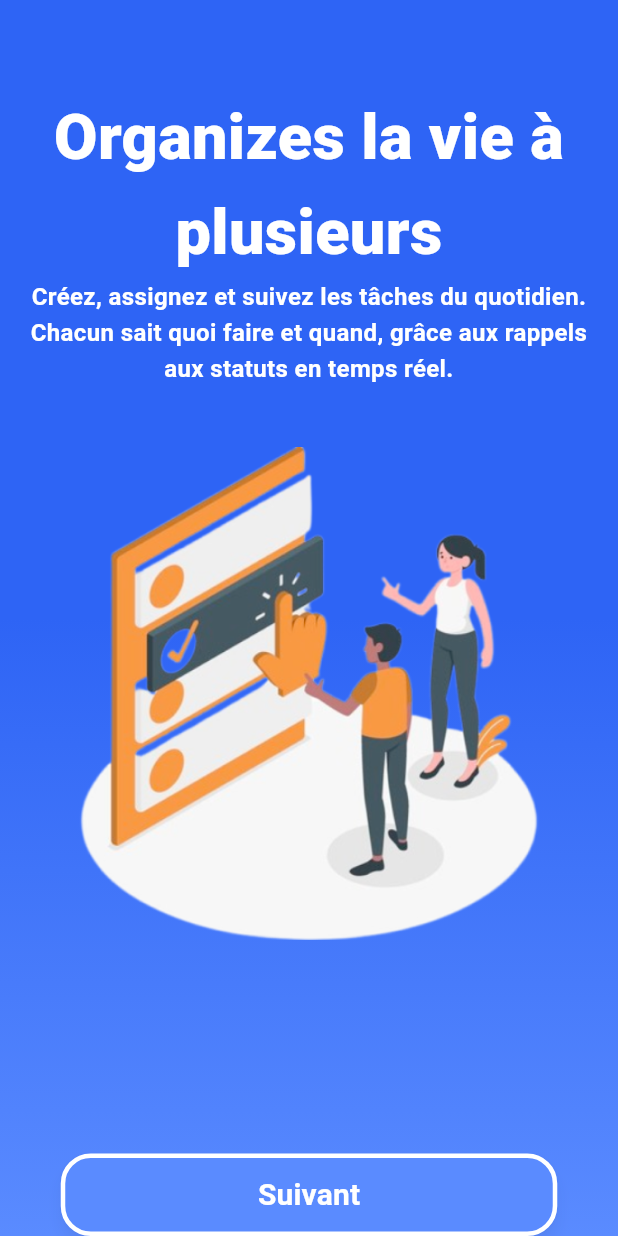
After one commit to CoHabitProject/co_habit_frontend, a Flutter app: the screen it shows after launch, after a tap on "Commencer !", on a phone screen of 412 x 824 dp. The commit adds this screen. Run offline on Flutter 3.47's test engine with Material 3 defaults, Android fonts, the phone set to English and light mode, and no system bars; our stand-ins replace lottie; missing offline and left inert: flutter_appauth; network calls fail; Roboto replaces fonts that are missing (Manrope).

Commit message:
ajout pageview pour le oboarding et des écrans

```diff
--- a/lib/main.dart
+++ b/lib/main.dart
@@ -1,5 +1,5 @@
 import 'dart:convert';
-
+import 'package:co_habit_frontend/presentation/screens/onboarding/onboarding_view.dart';
 import 'package:flutter/material.dart';
 import 'package:flutter_appauth/flutter_appauth.dart';
 import 'package:http/http.dart' as http;
@@ -14,11 +14,12 @@ const FlutterAppAuth appAuth = FlutterAppAuth();
 const String clientId = 'co-habit-confidential';
 const String clientSecret = 'secret'; // Ajout du client secret
 const String redirectUrl = 'cohabit://oauth2redirect';
-const String issuer = 'http://10.0.2.2:8088/realms/co-habit'; // http://localhost:8088/realms/co-habit
+const String issuer =
+    'http://10.0.2.2:8088/realms/co-habit'; // http://localhost:8088/realms/co-habit
 const List<String> scopes = ['openid', 'profile', 'email'];
 // à la place de 10.0.2.2:
-const String apiBaseUrl = "http://10.0.2.2:8080"; // pour accéder à l'hôte depuis l'émulateur Android
-
+const String apiBaseUrl =
+    "http://10.0.2.2:8080"; // pour accéder à l'hôte depuis l'émulateur Android
 
 String? _accessToken;
 
@@ -27,8 +28,10 @@ class MyApp extends StatelessWidget {
   @override
   Widget build(BuildContext context) {
     return const MaterialApp(
+      debugShowCheckedModeBanner: false,
       title: 'Flutter Keycloak Demo',
-      home: LoginPage(),
+      // home: const LoginPage(),
+      home: OnboardingView(),
     );
   }
 }
@@ -38,6 +41,7 @@ class LoginPage extends StatefulWidget {
   @override
   State<LoginPage> createState() => _LoginPageState();
 }
+
 class _LoginPageState extends State<LoginPage> {
   String? _username;
   String? _error;
@@ -65,15 +69,13 @@ class _LoginPageState extends State<LoginPage> {
 
         // Vérifier si le token contient 'profile'
         if (_accessToken!.contains('profile')) {
-        } else {
-        }
+        } else {}
 
         _fetchHello();
       } else {
         setState(() => _error = 'Pas de token reçu');
       }
     } catch (e) {
-
       setState(() => _error = 'Erreur login : $e');
     }
   }
@@ -86,12 +88,12 @@ class _LoginPageState extends State<LoginPage> {
         headers: {'Authorization': 'Bearer $_accessToken'},
       );
 
-
       if (response.statusCode == 200) {
         try {
           final data = jsonDecode(response.body);
           setState(() {
-            _username = "Bienvenue ${data['username']}!\nEmail: ${data['email']}";
+            _username =
+                "Bienvenue ${data['username']}!\nEmail: ${data['email']}";
             _error = null;
           });
         } catch (e) {
@@ -114,10 +116,12 @@ class _LoginPageState extends State<LoginPage> {
             _error = null;
           });
         } else {
-          setState(() => _error = 'Erreur API: ${fallbackResponse.statusCode} - ${fallbackResponse.body}');
+          setState(() => _error =
+              'Erreur API: ${fallbackResponse.statusCode} - ${fallbackResponse.body}');
         }
       } else {
-        setState(() => _error = 'Erreur API : ${response.statusCode} - Corps de la réponse : ${response.body}');
+        setState(() => _error =
+            'Erreur API : ${response.statusCode} - Corps de la réponse : ${response.body}');
       }
     } catch (e) {
       setState(() => _error = 'Erreur requête : $e');
@@ -153,7 +157,9 @@ class _LoginPageState extends State<LoginPage> {
                   ),
                   if (_error != null) ...[
                     const SizedBox(height: 12),
-              Text(_error!, style: const TextStyle(color: Colors.red), textAlign: TextAlign.center),
+                    Text(_error!,
+                        style: const TextStyle(color: Colors.red),
+                        textAlign: TextAlign.center),
                   ]
                 ],
               ),
@@ -173,7 +179,8 @@ class _LoginPageState extends State<LoginPage> {
           _error = null;
         });
       } else {
-        setState(() => _error = 'Erreur API publique: ${response.statusCode} - ${response.body}');
+        setState(() => _error =
+            'Erreur API publique: ${response.statusCode} - ${response.body}');
       }
     } catch (e) {
       setState(() => _error = 'Erreur requête publique: $e');
--- /dev/null
+++ b/lib/presentation/components/buttons/cohabit_button.dart
@@ -0,0 +1,68 @@
+import 'package:co_habit_frontend/config/theme/app_theme.dart';
+import 'package:co_habit_frontend/config/theme/buttons/app_button_styles.dart';
+import 'package:flutter/material.dart';
+
+enum ButtonType { onboarding, gradient }
+
+class CohabitButton extends StatelessWidget {
+  final String text;
+  final ButtonType buttonType;
+  final VoidCallback? onPressed;
+
+  const CohabitButton(
+      {super.key,
+      required this.text,
+      required this.buttonType,
+      required this.onPressed});
+
+  @override
+  Widget build(BuildContext context) {
+    return SizedBox(
+      width: 331,
+      height: 55,
+      child: ElevatedButton(
+        onPressed: onPressed,
+        style: buttonType == ButtonType.onboarding
+            ? AppButtonStyles.onboarding
+            : AppButtonStyles.gradient,
+        child: Row(
+          mainAxisSize: MainAxisSize.min,
+          children: [
+            Text(
+              text,
+              style: const TextStyle(
+                  color: Colors.white,
+                  fontSize: 20,
+                  fontFamily: AppTheme.primaryFont,
+                  fontWeight: FontWeight.w700),
+            )
+          ],
+        ),
+      ),
+    );
+    // return Container(
+    //   width: 331,
+    //   height: 55,
+    //   padding: const EdgeInsets.all(10),
+    //   decoration: buttonType == ButtonType.onboarding
+    //       ? onboardingShapeDecoration
+    //       : gradientShapeDecoration,
+    //   child: Row(
+    //     mainAxisSize: MainAxisSize.min,
+    //     mainAxisAlignment: MainAxisAlignment.center,
+    //     crossAxisAlignment: CrossAxisAlignment.center,
+    //     spacing: 10,
+    //     children: [
+    //       Text(
+    //         text,
+    //         style: const TextStyle(
+    //             color: Colors.white,
+    //             fontSize: 20,
+    //             fontFamily: AppTheme.primaryFont,
+    //             fontWeight: FontWeight.w700),
+    //       )
+    //     ],
+    //   ),
+    // );
+  }
+}
--- /dev/null
+++ b/lib/presentation/screens/onboarding/first_onboarding.dart
@@ -0,0 +1,78 @@
+import 'package:co_habit_frontend/config/theme/app_theme.dart';
+import 'package:co_habit_frontend/presentation/components/buttons/cohabit_button.dart';
+import 'package:flutter/material.dart';
+import 'package:lottie/lottie.dart';
+
+class FirstOnboarding extends StatelessWidget {
+  final VoidCallback onNext;
+  const FirstOnboarding({super.key, required this.onNext});
+
+  @override
+  Widget build(BuildContext context) {
+    return Stack(children: [
+      Container(
+        clipBehavior: Clip.antiAlias,
+        decoration: const BoxDecoration(
+          gradient: AppTheme.onboardingGradient,
+        ),
+      ),
+      Align(
+        alignment: Alignment.topCenter,
+        child: Image.asset(
+          'assets/onboarding/logo_white.png',
+          width: 270,
+          height: 300,
+        ),
+      ),
+      Column(
+        mainAxisAlignment: MainAxisAlignment.start,
+        children: [
+          const SizedBox(height: 220),
+          const Padding(
+            padding: EdgeInsets.symmetric(horizontal: 40),
+            child: Text(
+              'Organiez vite, facilement, sereinement.',
+              style: TextStyle(
+                color: Colors.white,
+                fontSize: 42,
+                fontFamily: AppTheme.primaryFont,
+                fontWeight: FontWeight.w800,
+                height: 1.5,
+              ),
+              softWrap: true,
+            ),
+          ),
+          const SizedBox(height: 10),
+          const Padding(
+            padding: EdgeInsets.symmetric(horizontal: 40),
+            child: Text(
+              'Gérez les tâches, le budget et l’organisation de votre colocation, en toute simplicité',
+              softWrap: true,
+              style: TextStyle(
+                color: Colors.white,
+                fontSize: 16,
+                fontFamily: AppTheme.primaryFont,
+                fontWeight: FontWeight.w400,
+                height: 1.5,
+              ),
+            ),
+          ),
+          const SizedBox(height: 20),
+          Padding(
+              padding: const EdgeInsets.symmetric(horizontal: 20),
+              child: Lottie.network(
+                  "https://lottie.host/bfa31e32-75b0-48c7-a55f-5cdf9ff965e9/r30aopmIG5.json",
+                  height: 300)),
+        ],
+      ),
+      Align(
+          alignment: Alignment.bottomCenter,
+          heightFactor: 16.3,
+          child: CohabitButton(
+            text: 'Commencer !',
+            buttonType: ButtonType.onboarding,
+            onPressed: onNext,
+          ))
+    ]);
+  }
+}
--- /dev/null
+++ b/lib/presentation/screens/onboarding/fourth_onboarding.dart
@@ -0,0 +1,60 @@
+import 'package:co_habit_frontend/config/theme/app_theme.dart';
+import 'package:co_habit_frontend/presentation/components/buttons/cohabit_button.dart';
+import 'package:flutter/material.dart';
+
+class FourthOnboarding extends StatelessWidget {
+  final VoidCallback onNext;
+  const FourthOnboarding({super.key, required this.onNext});
+
+  @override
+  Widget build(BuildContext context) {
+    return Stack(
+      children: [
+        Container(
+          clipBehavior: Clip.antiAlias,
+          decoration: const BoxDecoration(
+            gradient: AppTheme.onboardingGradient,
+          ),
+        ),
+        Column(
+          children: [
+            const SafeArea(
+              child: Padding(
+                padding: EdgeInsets.only(top: 60, left: 10, right: 10),
+                child: Text("Ne tombez plus jamais à court !",
+                    textAlign: TextAlign.center,
+                    style: AppTheme.onboardingTitle),
+              ),
+            ),
+            const Padding(
+                padding: EdgeInsets.symmetric(horizontal: 10),
+                child: Text("Gardez un œil sur les produits de la maison.",
+                    textAlign: TextAlign.center,
+                    style: AppTheme.onboardingSubtitle)),
+            const Padding(
+                padding: EdgeInsets.symmetric(horizontal: 20),
+                child: Text("Recevez des alertes sur les produits manquants,",
+                    textAlign: TextAlign.center,
+                    style: AppTheme.onboardingSubtitle)),
+            const Padding(
+                padding: EdgeInsets.symmetric(horizontal: 10),
+                child: Text("et organisez les achats collectifs facilement.",
+                    textAlign: TextAlign.center,
+                    style: AppTheme.onboardingSubtitle)),
+            Padding(
+                padding: const EdgeInsets.only(top: 40),
+                child: Image.asset("assets/onboarding/images/stock.png")),
+          ],
+        ),
+        Align(
+            alignment: Alignment.bottomCenter,
+            heightFactor: 16.3,
+            child: CohabitButton(
+              text: 'Suivant',
+              buttonType: ButtonType.onboarding,
+              onPressed: onNext,
+            ))
+      ],
+    );
+  }
+}
--- /dev/null
+++ b/lib/presentation/screens/onboarding/onboarding_view.dart
@@ -0,0 +1,56 @@
+import 'package:co_habit_frontend/presentation/screens/onboarding/first_onboarding.dart';
+import 'package:co_habit_frontend/presentation/screens/onboarding/fourth_onboarding.dart';
+import 'package:co_habit_frontend/presentation/screens/onboarding/second_oboarding.dart';
+import 'package:co_habit_frontend/presentation/screens/onboarding/third_onboarding.dart';
+import 'package:flutter/material.dart';
+
+class OnboardingView extends StatefulWidget {
+  const OnboardingView({super.key});
+
+  @override
+  State<OnboardingView> createState() => _OnboardingViewState();
+}
+
+class _OnboardingViewState extends State<OnboardingView> {
+  final PageController _pageController = PageController();
+  int _currentPage = 0;
+
+  void _nextPage() {
+    if (_currentPage < 3) {
+      _currentPage++;
+      _pageController.animateToPage(
+        _currentPage,
+        duration: const Duration(milliseconds: 300),
+        curve: Curves.easeInOut,
+      );
+    } else {
+      // Si on est à la dernière page, on peut naviguer vers une autre vue
+      // Navigator.pushReplacement(context, MaterialPageRoute(builder: (context) => NextScreen()));
+    }
+  }
+
+  @override
+  Widget build(BuildContext context) {
+    return Scaffold(
+      body: PageView(
+        physics: const NeverScrollableScrollPhysics(),
+        controller: _pageController,
+        onPageChanged: (page) => setState(() {
+          _currentPage = page;
+        }),
+        children: [
+          FirstOnboarding(onNext: _nextPage),
+          SecondOboarding(onNext: _nextPage),
+          ThirdOnboarding(onNext: _nextPage),
+          FourthOnboarding(onNext: _nextPage)
+        ],
+      ),
+    );
+  }
+
+  @override
+  void dispose() {
+    _pageController.dispose();
+    super.dispose();
+  }
+}
--- /dev/null
+++ b/lib/presentation/screens/onboarding/second_oboarding.dart
@@ -0,0 +1,57 @@
+import 'package:co_habit_frontend/config/theme/app_theme.dart';
+import 'package:co_habit_frontend/presentation/components/buttons/cohabit_button.dart';
+import 'package:flutter/material.dart';
+
+class SecondOboarding extends StatelessWidget {
+  final VoidCallback onNext;
+  const SecondOboarding({super.key, required this.onNext});
+
+  @override
+  Widget build(BuildContext context) {
+    return Stack(
+      children: [
+        Container(
+          clipBehavior: Clip.antiAlias,
+          decoration: const BoxDecoration(
+            gradient: AppTheme.onboardingGradient,
+          ),
+        ),
+        Column(
+          children: [
+            const SafeArea(
+              child: Padding(
+                padding: EdgeInsets.only(top: 60),
+                child: Text("Organizes la vie à plusieurs",
+                    textAlign: TextAlign.center,
+                    style: AppTheme.onboardingTitle),
+              ),
+            ),
+            const Padding(
+                padding: EdgeInsets.symmetric(horizontal: 10),
+                child: Text(
+                    "Créez, assignez et suivez les tâches du quotidien.",
+                    textAlign: TextAlign.center,
+                    style: AppTheme.onboardingSubtitle)),
+            const Padding(
+                padding: EdgeInsets.symmetric(horizontal: 10),
+                child: Text(
+                    "Chacun sait quoi faire et quand, grâce aux rappels aux statuts en temps réel.",
+                    textAlign: TextAlign.center,
+                    style: AppTheme.onboardingSubtitle)),
+            Padding(
+                padding: const EdgeInsets.only(top: 40),
+                child: Image.asset("assets/onboarding/images/tasks.png")),
+          ],
+        ),
+        Align(
+            alignment: Alignment.bottomCenter,
+            heightFactor: 16.3,
+            child: CohabitButton(
+              text: 'Suivant',
+              buttonType: ButtonType.onboarding,
+              onPressed: onNext,
+            ))
+      ],
+    );
+  }
+}
--- /dev/null
+++ b/lib/presentation/screens/onboarding/third_onboarding.dart
@@ -0,0 +1,60 @@
+import 'package:co_habit_frontend/config/theme/app_theme.dart';
+import 'package:co_habit_frontend/presentation/components/buttons/cohabit_button.dart';
+import 'package:flutter/material.dart';
+
+class ThirdOnboarding extends StatelessWidget {
+  final VoidCallback onNext;
+  const ThirdOnboarding({super.key, required this.onNext});
+
+  @override
+  Widget build(BuildContext context) {
+    return Stack(
+      children: [
+        Container(
+          clipBehavior: Clip.antiAlias,
+          decoration: const BoxDecoration(
+            gradient: AppTheme.onboardingGradient,
+          ),
+        ),
+        Column(
+          children: [
+            const SafeArea(
+              child: Padding(
+                padding: EdgeInsets.only(top: 60, left: 10, right: 10),
+                child: Text("Un budget clair pour éviter les embrouilles",
+                    textAlign: TextAlign.center,
+                    style: AppTheme.onboardingTitle),
+              ),
+            ),
+            const Padding(
+                padding: EdgeInsets.symmetric(horizontal: 10),
+                child: Text("Suivez les dépenses communes,",
+                    textAlign: TextAlign.center,
+                    style: AppTheme.onboardingSubtitle)),
+            const Padding(
+                padding: EdgeInsets.symmetric(horizontal: 10),
+                child: Text("remboursez en un clein d’œil,",
+                    textAlign: TextAlign.center,
+                    style: AppTheme.onboardingSubtitle)),
+            const Padding(
+                padding: EdgeInsets.symmetric(horizontal: 10),
+                child: Text("et répartissez les frais entre colocataaires.",
+                    textAlign: TextAlign.center,
+                    style: AppTheme.onboardingSubtitle)),
+            Padding(
+                padding: const EdgeInsets.only(top: 40),
+                child: Image.asset("assets/onboarding/images/budget.png")),
+          ],
+        ),
+        Align(
+            alignment: Alignment.bottomCenter,
+            heightFactor: 16.3,
+            child: CohabitButton(
+              text: 'Suivant',
+              buttonType: ButtonType.onboarding,
+              onPressed: onNext,
+            ))
+      ],
+    );
+  }
+}
```
Lines whose indentation alone changed are shown as unchanged.
